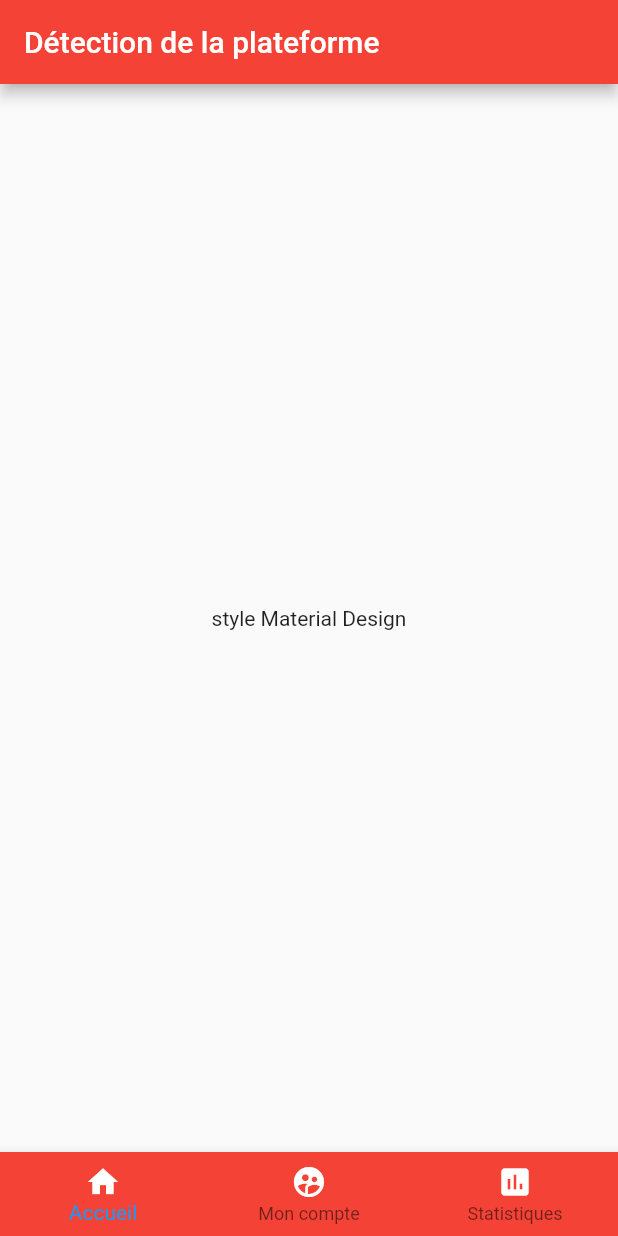
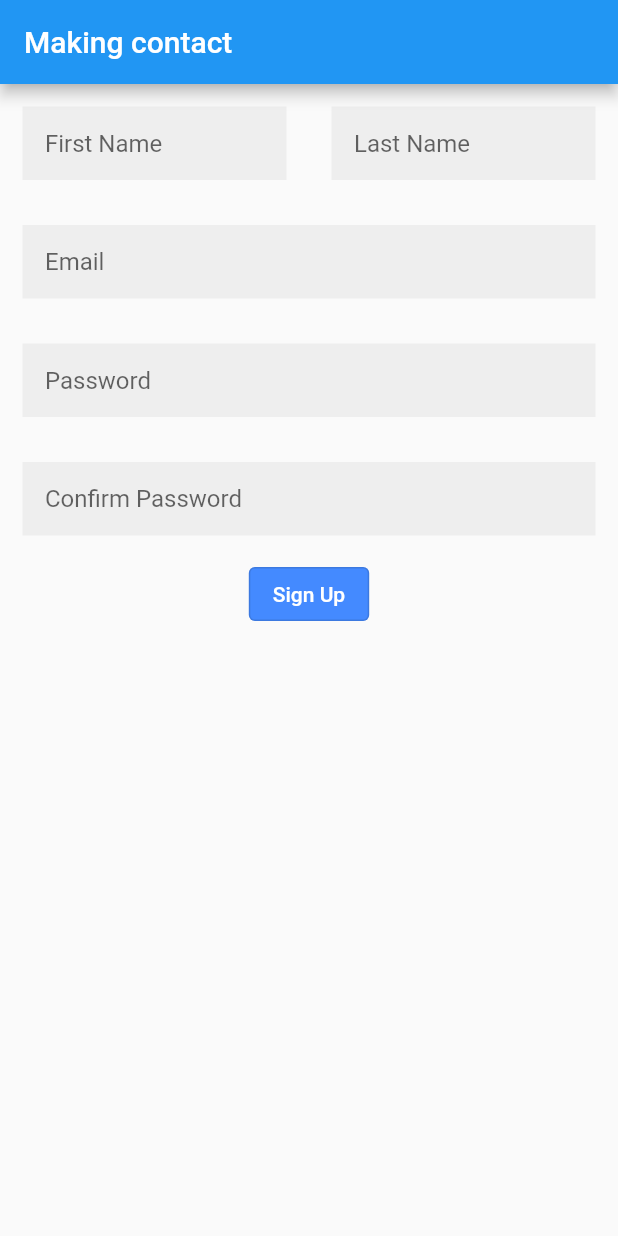
Before and after one commit to MrGreen0000/learn_dart_flutter_december2022, a Flutter app: the screen it shows after launch, on a phone screen of 412 x 824 dp. Run offline on Flutter 3.47's test engine with Material 2 defaults, Android fonts, the phone set to English and light mode, and no system bars; our stand-ins replace validators; missing offline and left inert: dart:ffi.

Commit message:
learn form contact flutter

```diff
--- a/lib/main.dart
+++ b/lib/main.dart
@@ -1,6 +1,9 @@
-import 'dart:io';
-import 'package:flutter/cupertino.dart';
+import 'dart:ffi';
+
 import 'package:flutter/material.dart';
+import 'package:validators/validators.dart' as validator;
+import 'model.dart';
+import 'result.dart';
 
 void main() {
   runApp(const MyApp());
@@ -14,97 +17,126 @@ class MyApp extends StatelessWidget {
     return MaterialApp(
         title: 'Flutter Demo',
         theme: ThemeData(primarySwatch: Colors.blue),
-      home: const MyHomePage(title: 'Détection de la plateforme'),
         debugShowCheckedModeBanner: false,
-    );
+        home: Scaffold(
+          appBar: AppBar(
+            title: const Text('Making contact'),
+          ),
+          body: const MyHomePage(),
+        ));
   }
 }
 
 class MyHomePage extends StatefulWidget {
-  const MyHomePage({super.key, required this.title});
-
-  final String title;
+  const MyHomePage({super.key});
 
   @override
   State<MyHomePage> createState() => _MyHomePageState();
 }
 
 class _MyHomePageState extends State<MyHomePage> {
+  final _fromKey = GlobalKey<FormState>();
+
   @override
   Widget build(BuildContext context) {
-    return Platform.isAndroid ? material() : cupertino();
-  }
+    final halfMediaWidth = MediaQuery.of(context).size.width / 2.0;
 
-  Widget material() {
-    return Scaffold(
-      appBar: AppBar(
-        title: Text(widget.title),
-        backgroundColor: Colors.red,
-      ),
-      body: Center(
+    return Form(
+      key: _fromKey,
       child: Column(
-          mainAxisAlignment: MainAxisAlignment.center,
-          children: const [Text('style Material Design')],
+        children: [
+          Row(
+            crossAxisAlignment: CrossAxisAlignment.start,
+            children: [
+              Container(
+                alignment: Alignment.topCenter,
+                width: halfMediaWidth,
+                child: MyTextFormField(
+                  hintText: 'First Name',
+                  validator: () {},
+                  onSaved: () {},
                 ),
               ),
-      bottomNavigationBar: BottomNavigationBar(
-        items: const <BottomNavigationBarItem>[
-          BottomNavigationBarItem(
-            icon: Icon(
-              Icons.home,
-              color: Colors.white,
+              Container(
+                alignment: Alignment.topCenter,
+                width: halfMediaWidth,
+                child: MyTextFormField(
+                  hintText: 'Last Name',
+                  validator: () {},
+                  onSaved: () {},
                 ),
-            label: 'Accueil',
-          ),
-          BottomNavigationBarItem(
-            icon: Icon(
-              Icons.supervised_user_circle,
-              color: Colors.white,
-            ),
-            label: 'Mon compte',
-          ),
-          BottomNavigationBarItem(
-            icon: Icon(
-              Icons.assessment,
-              color: Colors.white,
-            ),
-            label: 'Statistiques',
-          ),
-        ],
-        backgroundColor: Colors.red,
-      ),
-    );
-  }
-
-  Widget cupertino() {
-    return CupertinoPageScaffold(
-      child: Center(
-        child: Column(
-          mainAxisAlignment: MainAxisAlignment.center,
-          children: const [
-            Text(
-              'style Cupertino',
-              style: TextStyle(fontSize: 20.0, decoration: TextDecoration.none),
               ),
             ],
           ),
+          MyTextFormField(
+            hintText: 'Email',
+            isEmail: true,
+            validator: () {},
+            onSaved: () {},
           ),
-      navigationBar: CupertinoNavigationBar(
-        leading: const Icon(
-          Icons.arrow_back_ios,
-          color: Colors.white,
+          MyTextFormField(
+            hintText: 'Password',
+            isPassword: true,
+            validator: () {},
+            onSaved: () {},
           ),
-        automaticallyImplyLeading: true,
-        middle: Text(
-          widget.title,
-          style: const TextStyle(color: Colors.white),
+          MyTextFormField(
+            hintText: 'Confirm Password',
+            isPassword: true,
+            validator: () {},
+            onSaved: () {},
           ),
-        trailing: const Icon(
-          Icons.add_shopping_cart,
-          color: Colors.white,
+          OutlinedButton(
+            style: ButtonStyle(
+                backgroundColor:
+                    MaterialStateProperty.all<Color>(Colors.blueAccent)),
+            onPressed: () {
+              if (_fromKey.currentState!.validate()) {}
+            },
+            child: const Text(
+              'Sign Up',
+              style: TextStyle(color: Colors.white),
             ),
-        backgroundColor: Colors.red,
+          )
+        ],
       ),
     );
   }
 }
+
+class MyTextFormField extends StatelessWidget {
+  final String hintText;
+  final Function() validator;
+  final Function() onSaved;
+  final bool isPassword;
+  final bool isEmail;
+
+  const MyTextFormField({
+    super.key,
+    required this.hintText,
+    required this.validator,
+    required this.onSaved,
+    this.isPassword = false,
+    this.isEmail = false,
+  });
+
+  @override
+  Widget build(BuildContext context) {
+    return Padding(
+      padding: const EdgeInsets.all(15.0),
+      child: TextFormField(
+        decoration: InputDecoration(
+          hintText: hintText,
+          contentPadding: const EdgeInsets.all(15.0),
+          border: InputBorder.none,
+          filled: true,
+          fillColor: Colors.grey[200],
+        ),
+        obscureText: isPassword ? true : false,
+        validator: validator(),
+        onSaved: onSaved(),
+        keyboardType: isEmail ? TextInputType.emailAddress : TextInputType.text,
+      ),
+    );
+  }
+}
--- /dev/null
+++ b/lib/model.dart
@@ -0,0 +1,12 @@
+class Model {
+  String firstName;
+  String lastName;
+  String email;
+  String password;
+
+  Model(
+      {required this.firstName,
+      required this.lastName,
+      required this.email,
+      required this.password});
+}
```
Also changed, not shown: lib/result.dart (added, +39 -0 lines), pubspec.yaml (+3 -4 lines), pubspec.lock. Lines whose indentation alone changed are shown as unchanged.
